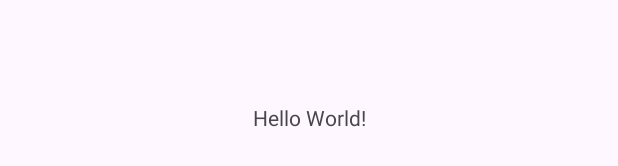
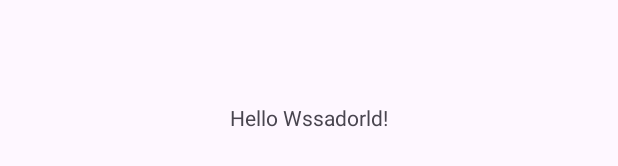
Before and after one commit to Maksikrutinsky/bookitlk, an Android app: the layout activity_main.xml on its own in the app's theme, with its tools: preview values and no code run, on a phone screen of 412 x 824 dp. Shown: the part 501-667 px from the top of the screen. Run offline under Robolectric (Android 15) with nearby library versions, the phone set to English and light mode, and no system bars.

Commit message:
update me

```diff
--- a/app/src/main/res/layout/activity_main.xml
+++ b/app/src/main/res/layout/activity_main.xml
@@ -9,7 +9,7 @@
     <TextView
         android:layout_width="wrap_content"
         android:layout_height="wrap_content"
-        android:text="Hello World!"
+        android:text="Hello Wssadorld!"
         app:layout_constraintBottom_toBottomOf="parent"
         app:layout_constraintEnd_toEndOf="parent"
         app:layout_constraintStart_toStartOf="parent"
```
